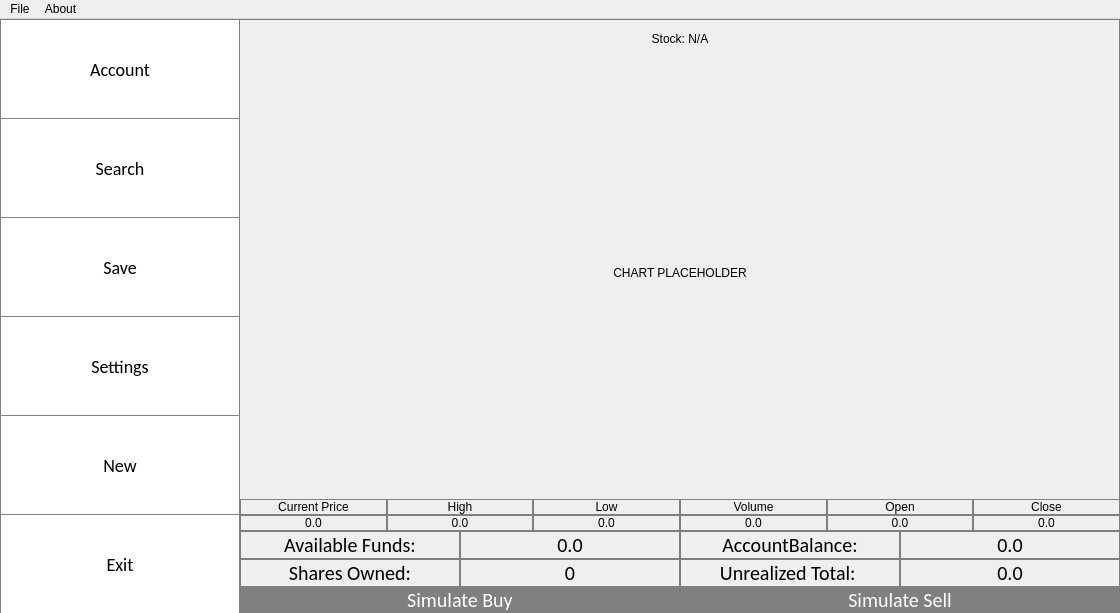
Old version of the form MarketGame/mainwindow.ui in the repository plagentile/Market_Game.
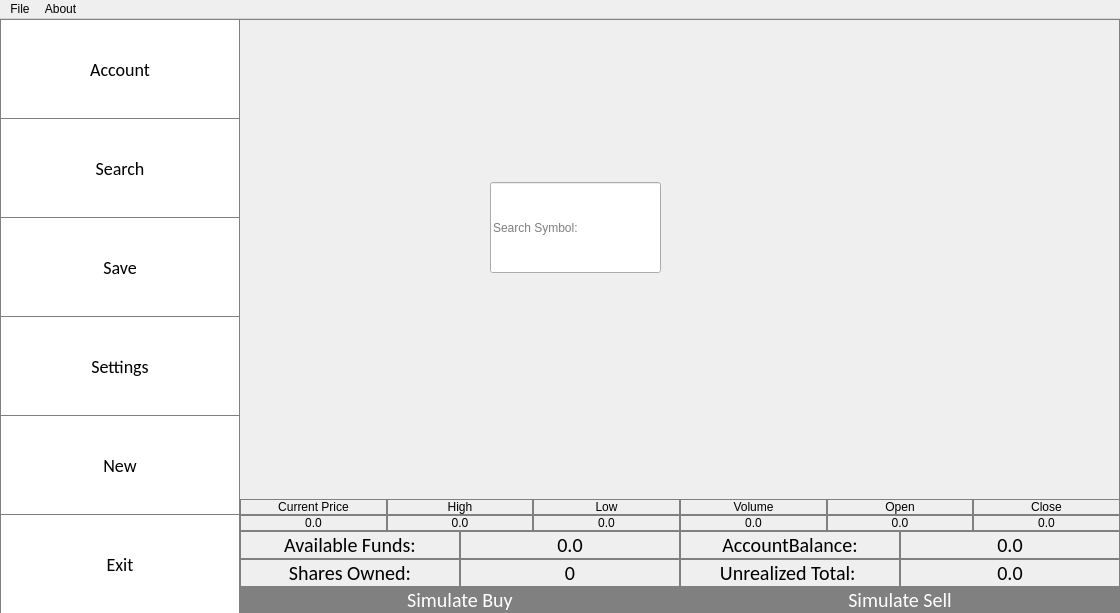
New version of the form.

Commit message: Making main page the place to search and view symbols, plus adding more txt validation

```diff
--- a/MarketGame/mainwindow.ui
+++ b/MarketGame/mainwindow.ui
@@ -245,35 +245,50 @@
        </spacer>
       </item>
       <item>
-       <widget class="QLabel" name="stockNameLabel">
-        <property name="sizePolicy">
-         <sizepolicy hsizetype="Minimum" vsizetype="Minimum">
-          <horstretch>0</horstretch>
-          <verstretch>0</verstretch>
-         </sizepolicy>
+       <widget class="QStackedWidget" name="searchAndViewSymbolStackedWidget">
+        <property name="currentIndex">
+         <number>0</number>
         </property>
-        <property name="text">
-         <string>Stock: N/A</string>
-        </property>
-        <property name="alignment">
-         <set>Qt::AlignCenter</set>
-        </property>
-       </widget>
-      </item>
-      <item>
-       <widget class="QLabel" name="chartPlaceHolderLabel">
-        <property name="sizePolicy">
-         <sizepolicy hsizetype="Preferred" vsizetype="MinimumExpanding">
-          <horstretch>0</horstretch>
-          <verstretch>0</verstretch>
-         </sizepolicy>
+        <widget class="QWidget" name="searchSymbolPage">
+         <widget class="QLineEdit" name="lineEdit">
+          <property name="geometry">
+           <rect>
+            <x>250</x>
+            <y>150</y>
+            <width>171</width>
+            <height>91</height>
+           </rect>
+          </property>
+          <property name="mouseTracking">
+           <bool>true</bool>
+          </property>
+          <property name="inputMask">
+           <string/>
         </property>
         <property name="text">
-         <string>CHART PLACEHOLDER</string>
-        </property>
+           <string/>
+          </property>
+          <property name="maxLength">
+           <number>32767</number>
+          </property>
+          <property name="frame">
+           <bool>true</bool>
+          </property>
         <property name="alignment">
-         <set>Qt::AlignCenter</set>
-        </property>
+           <set>Qt::AlignLeading|Qt::AlignLeft|Qt::AlignVCenter</set>
+          </property>
+          <property name="placeholderText">
+           <string>Search Symbol:</string>
+          </property>
+          <property name="cursorMoveStyle">
+           <enum>Qt::VisualMoveStyle</enum>
+          </property>
+          <property name="clearButtonEnabled">
+           <bool>true</bool>
+          </property>
+         </widget>
+        </widget>
+        <widget class="QWidget" name="viewSymbolPage"/>
        </widget>
       </item>
       <item>
```
Left out of the diff: 154 changed lines with no effect on the pictures. Lines whose indentation alone changed are shown as unchanged. The commit also changes 3 other files.
